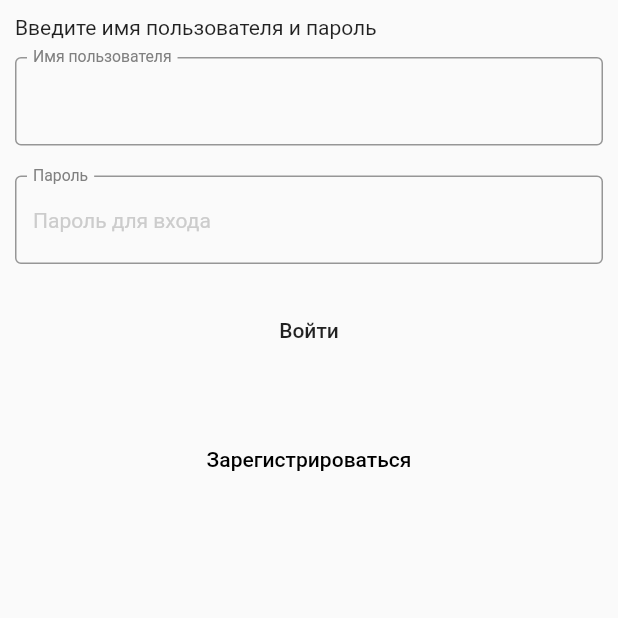
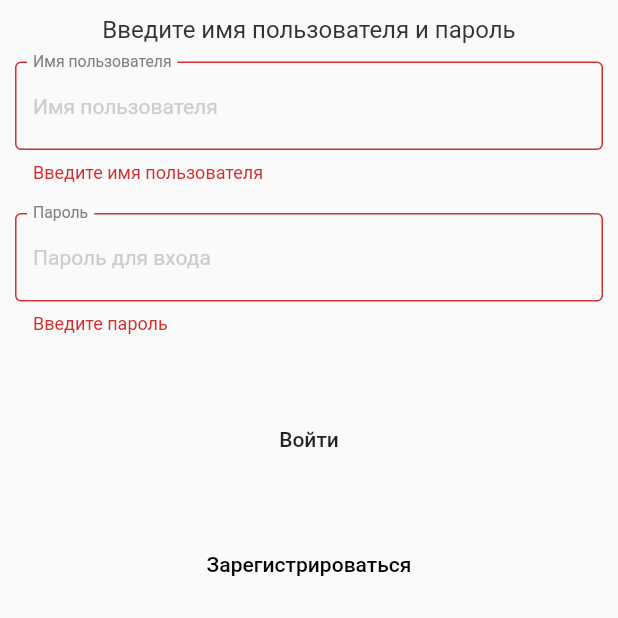
Before and after one commit to AndreyMokryj/cinema-frontend, a Flutter app: the screen it shows after launch, after a tap on "Войти", on a phone screen of 412 x 824 dp, the top half of it. Run offline on Flutter 3.47's test engine with Material 2 defaults, Android fonts, the phone set to English and light mode, and no system bars; accounts and stored records are empty; Roboto replaces fonts that are missing (PT Sans, SF UI Text).

Commit message:
Validate login page

```diff
--- a/lib/helpers/styles.dart
+++ b/lib/helpers/styles.dart
@@ -1,6 +1,8 @@
 import 'package:flutter/material.dart';
 
 const fieldTextStyle = const TextStyle(fontFamily: 'SF UI Text', fontSize: 16, color: Color.fromRGBO(50, 50, 50, 1.0));
+const normalTextStyle = const TextStyle(fontFamily: 'SF UI Text', fontSize: 16, color: Color.fromRGBO(50, 50, 50, 1.0));
+const errorTextStyle = const TextStyle(fontFamily: 'SF UI Text', fontSize: 14, color: Color.fromRGBO(255, 0, 0, 1.0));
 
 class AppDecoration extends InputDecoration {
   const AppDecoration({
--- a/lib/views/login_page.dart
+++ b/lib/views/login_page.dart
@@ -17,6 +17,15 @@ class _LoginPageState extends State<LoginPage> {
   final GlobalKey<FormState> _formKey = new GlobalKey<FormState>();
 
   User newUser = User();
+  bool validate;
+  String errorMsg;
+
+  @override
+  void initState() {
+    validate = false;
+    errorMsg = "";
+    super.initState();
+  }
 
   @override
   Widget build(BuildContext context) {
@@ -42,20 +51,20 @@ class _LoginPageState extends State<LoginPage> {
                   child: Column(crossAxisAlignment: CrossAxisAlignment.stretch,
                     children: <Widget>[
                       Text('Введите имя пользователя и пароль',
-                        style: TextStyle(fontSize: 14.0)),
+                        style: normalTextStyle,
+                        textAlign: TextAlign.center,
+                      ),
                       const SizedBox(height: 12.0),
                       TextFormField(
                         style: fieldTextStyle,
                         enabled: true,
                         decoration: AppDecoration(
                           labelText: "Имя пользователя",
-                          hintText: "",
+                          hintText: "Имя пользователя",
                         ),
                         keyboardType: TextInputType.emailAddress,
-//                  validator: (val) =>
-//                    fieldError('username', val.isEmpty ? AppLocalizations.of(
-//                      context).localizedText('signInNoLoginError') : null),
-                        autovalidate: true,
+                        validator: (val) => val.isEmpty ? "Введите имя пользователя" : null,
+                        autovalidate: validate,
                         onSaved: (val) => newUser.username = val,
                       ),
                       const SizedBox(height: 20.0),
@@ -67,14 +76,18 @@ class _LoginPageState extends State<LoginPage> {
                           hintText: 'Пароль для входа'
                         ),
                         obscureText: true,
-//                  validator: (val) =>
-//                    fieldError('password', val.isEmpty ? AppLocalizations.of(
-//                      context).localizedText('signInNoPasswordError') : null),
-                        autovalidate: true,
+                        validator: (val) => val.isEmpty ? "Введите пароль" : null,
+                        autovalidate: validate,
                         onSaved: (val) => newUser.password = val,
+                      ),
+                      SizedBox(height: 15.0),
+                      Text(
+                        errorMsg,
+                        style: errorTextStyle,
+//                        textAlign: TextAlign.center,
+                      ),
+                      const SizedBox(height: 15.0),
 
-                      ),
-                      const SizedBox(height: 20.0),
                       FlatButton(
                         //text: 'Войти',
                         child: Text(
@@ -83,8 +96,7 @@ class _LoginPageState extends State<LoginPage> {
                         onPressed: () => _submit(),
 
                       ),
-                      const SizedBox(height: 11.0),
-                      const SizedBox(height: 27.0),
+                      const SizedBox(height: 35.0),
                       FlatButton(
                         child: Text('Зарегистрироваться',
                           style: TextStyle(fontFamily: 'PT Sans',
@@ -104,11 +116,23 @@ class _LoginPageState extends State<LoginPage> {
 
   void _submit() async {
     final FormState form = _formKey.currentState;
-    form.save();
-    bool s = await DBProvider.db.checkUser(newUser);
-    if (s) {
-      Provider.of<LoginNotifier>(context, listen: false).logIn(newUser);
-      Navigator.of(context).pushNamed('/');
+    if (form.validate()) {
+      form.save();
+      bool s = await DBProvider.db.checkUser(newUser);
+      if (s) {
+        Provider.of<LoginNotifier>(context, listen: false).logIn(newUser);
+        Navigator.of(context).pushNamed('/');
+      }
+      else{
+        setState(() {
+          errorMsg = "Неправильное имя пользователя или пароль.";
+        });
+      }
+    }
+    else {
+      setState(() {
+        validate = true;
+      });
     }
   }
 }
```
